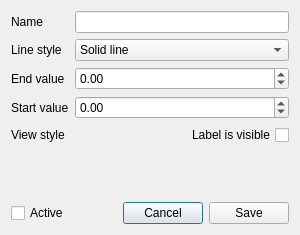
First picture: the form in interface/axisdialog.ui, repository Kuszki/AVR-Monitor, before the edit.
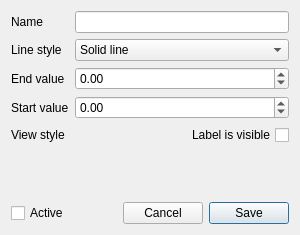
Second picture: the form after the edit. Icons and pictures are not drawn.

```diff
--- a/interface/axisdialog.ui
+++ b/interface/axisdialog.ui
@@ -149,6 +149,9 @@
        <property name="text">
         <string>Save</string>
        </property>
+       <property name="default">
+        <bool>true</bool>
+       </property>
       </widget>
      </item>
     </layout>
```
Left out of the diff: 19 changed lines with no effect on the pictures.
